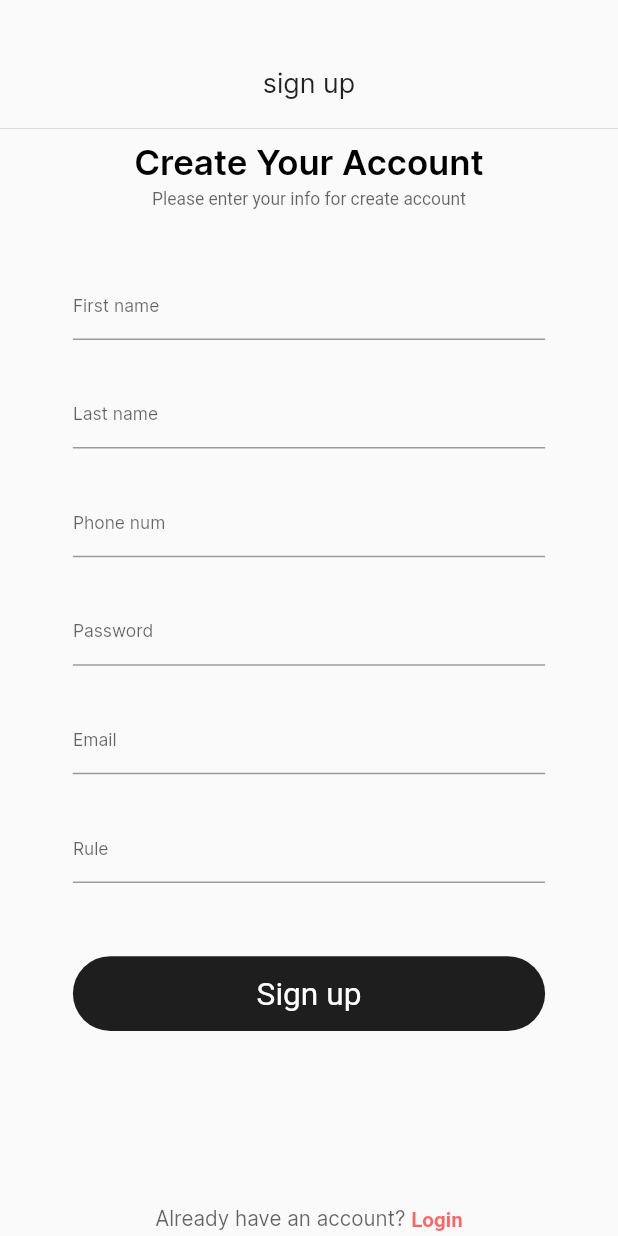
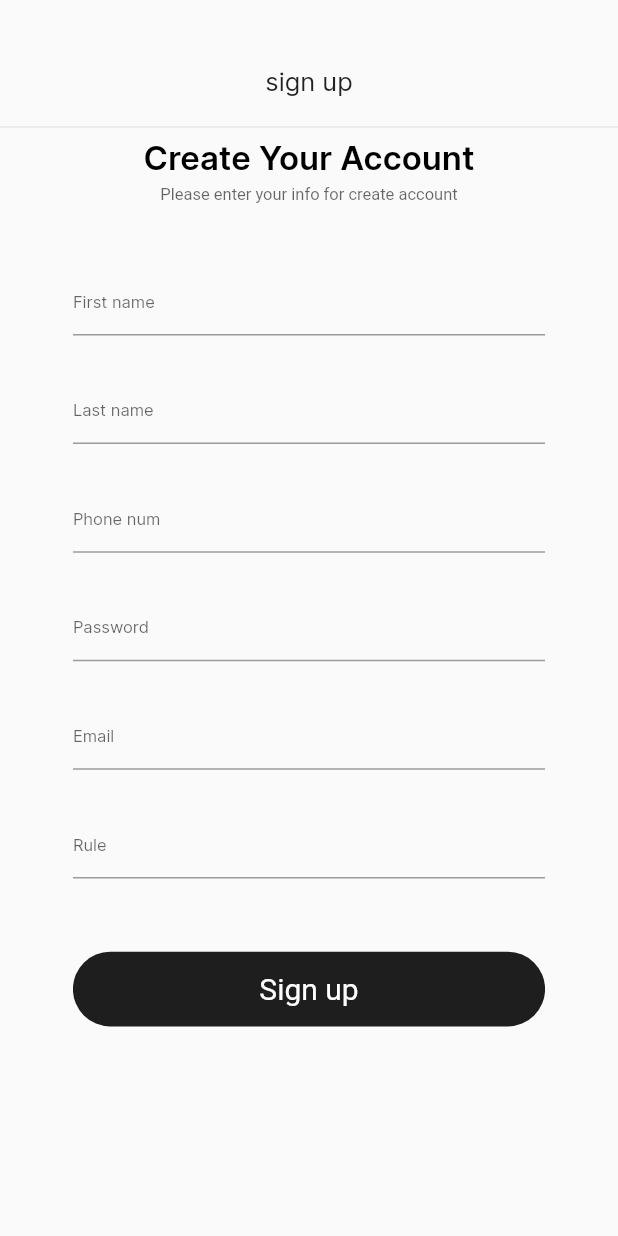
Before and after one commit to IslomjonCoder/book_store_app_git, a Flutter app: the screen it shows after launch, after a tap on "Get start", on a phone screen of 412 x 824 dp. Run offline on Flutter 3.47's test engine with Material 2 defaults, Android fonts, the phone set to English and light mode, and no system bars; drawn by our look-alikes of zoom_tap_animation; our stand-ins replace flashy_tab_bar2, flutter_screenutil, flutter_svg.

Commit message:
sign up va login togirlandi

```diff
--- a/lib/ui/bookmark/bookmark.dart
+++ b/lib/ui/bookmark/bookmark.dart
@@ -36,6 +36,9 @@ class _BookmarkPageState extends State<BookmarkPage> {
             ),
             SizedBox(height: 11.h),
             Divider(),
+            /// mana bu kabi qilsakchi scroll bo`lmaydi keyin pastdagi yozuv ham ko`rinmay qolmaydi
+            /// sizedboxlar responsive bo`lgani uchun katta kichik qurilmalarda ham overflow bermaydi
+            /// shunaqa qilinchi unda
             Expanded(
               child: Padding(
                 padding: EdgeInsets.symmetric(horizontal: 26.w),
--- a/lib/ui/profile/profile.dart
+++ b/lib/ui/profile/profile.dart
@@ -202,7 +202,7 @@ class _ProfilePageState extends State<ProfilePage> {
                             child: Text(
                               "English (United States)",
                               style: TextStyle(
-                                fontSize: 9.sp,
+                                fontSize: 9.spMin,
                                 fontWeight: FontWeight.w400,
                               ),
                             ),
@@ -230,7 +230,7 @@ class _ProfilePageState extends State<ProfilePage> {
                             child: Text(
                               "Uzbek",
                               style: TextStyle(
-                                fontSize: 9.sp,
+                                fontSize: 9.spMin,
                                 fontWeight: FontWeight.w400,
                               ),
                             ),
--- a/lib/ui/signup/signup.dart
+++ b/lib/ui/signup/signup.dart
@@ -1,3 +1,4 @@
+import 'package:book_store_app_git/ui/homescreen/homescreen.dart';
 import 'package:book_store_app_git/ui/login/login.dart';
 import 'package:book_store_app_git/ui/signup/widgets/w_button.dart';
 import 'package:book_store_app_git/ui/signup/widgets/w_input.dart';
@@ -12,56 +13,115 @@ class SignUpPage extends StatelessWidget {
 
   @override
   Widget build(BuildContext context) {
-    return  Scaffold(
+    return Scaffold(
       body: Center(
         child: Column(
           children: [
-          SizedBox(height: 46.h,),
+            SizedBox(
+              height: 46.h,
+            ),
             Text(
               'sign up',
               textAlign: TextAlign.center,
               style: TextStyle(
-                fontSize: 17.sp,
+                  fontSize: 17.spMin,
                   fontWeight: FontWeight.w400,
                   fontFamily: 'Inter'),
             ),
             SizedBox(height: 11.h),
             const Divider(),
-          Expanded(child: ListView(
-            physics: const BouncingScrollPhysics(),
+
+            /// Farrux aka xouv
+            /// bo`lmadi a
+            /// owanchun listView yaxshi masmidi
+            /// ha mayli shu ham yaxshi nima deysiz
+            /// xozi boldimi endi
+            /// bilmadim boshiq qotdi
+            /// anu splashdegi rasmgayam fit ga cover berib korinda
+            Expanded(
+              child: Padding(
+                padding: EdgeInsets.symmetric(horizontal: 46.w),
+                child: ListView(
+                  physics: BouncingScrollPhysics(),
                   children: [
-              const WTitle(title: "Create Your Account", subtitle: "Please enter your info for create account"),
-              SizedBox(height: 40.h,),
+                    const WTitle(
+                        title: "Create Your Account",
+                        subtitle: "Please enter your info for create account"),
+                    SizedBox(
+                      height: 40.h,
+                    ),
                     const WInput(hintText: "First name"),
-              SizedBox(height: 25.h,),
+                    SizedBox(
+                      height: 25.h,
+                    ),
                     const WInput(hintText: "Last name"),
-              SizedBox(height: 25.h,),
+                    SizedBox(
+                      height: 25.h,
+                    ),
                     const WInput(hintText: "Phone num"),
-              SizedBox(height: 25.h,),
+                    SizedBox(
+                      height: 25.h,
+                    ),
                     const WInput(hintText: "Password"),
-              SizedBox(height: 25.h,),
+                    SizedBox(
+                      height: 25.h,
+                    ),
                     const WInput(hintText: "Email"),
-              SizedBox(height: 25.h,),
+                    SizedBox(
+                      height: 25.h,
+                    ),
                     const WInput(hintText: "Rule"),
-              SizedBox(height: 50.h,),
-              WButton(onTab: (){
-                Navigator.pushReplacement(context, MaterialPageRoute(builder: (context)=>const LoginPage()));
-              }, title: "Sign up"),
-              SizedBox(height: 120.h,),
+                    SizedBox(
+                      height: 50.h,
+                    ),
+                    WButton(
+                        onTab: () {
+                          Navigator.pushReplacement(
+                              context,
+                              MaterialPageRoute(
+                                  builder: (context) => const MyHomePage()));
+                        },
+                        title: "Sign up"),
+                    SizedBox(
+                      height: 154.h,
+                    ),
+                    // Spacer(),
                     Row(
                       mainAxisAlignment: MainAxisAlignment.center,
                       children: [
-                  Text("Already have an account? ",style: TextStyle(fontSize: 13.sp,fontWeight: FontWeight.w400,color: ColorsApp.c_000000.withOpacity(0.6,),fontFamily: "Inter"),),
+                        Text(
+                          "Already have an account? ",
+                          style: TextStyle(
+                              fontSize: 13.spMin,
+                              fontWeight: FontWeight.w400,
+                              color: ColorsApp.c_000000.withOpacity(
+                                0.6,
+                              ),
+                              fontFamily: "Inter"),
+                        ),
                         ZoomTapAnimation(
-                      onTap: (){
-                        Navigator.pushReplacement(context, MaterialPageRoute(builder: (context)=>const LoginPage()));
+                            onTap: () {
+                              Navigator.pushReplacement(
+                                  context,
+                                  MaterialPageRoute(
+                                      builder: (context) => const LoginPage()));
                             },
-                      child: Text("Login",style: TextStyle(fontSize: 13.sp,fontWeight: FontWeight.w700,color: ColorsApp.c_FF0000.withOpacity(.6)),))
+                            child: Text(
+                              "Login",
+                              style: TextStyle(
+                                  fontSize: 13.spMin,
+                                  fontWeight: FontWeight.w700,
+                                  color: ColorsApp.c_FF0000.withOpacity(.6)),
+                            ))
                       ],
+                    ),
+                    SizedBox(
+                      height: 20.h,
+                    ),
+                  ],
+                ),
+              ),
             )
-            ],
-          ))
-
           ],
         ),
       ),
--- a/lib/ui/signup/widgets/w_button.dart
+++ b/lib/ui/signup/widgets/w_button.dart
@@ -14,8 +14,6 @@ class WButton extends StatelessWidget {
   Widget build(BuildContext context) {
     return ZoomTapAnimation(
       onTap: onTab,
-      child: Padding(
-        padding:  EdgeInsets.symmetric(horizontal: 46.w),
       child: Container(
         height: 51.h,
         width: 300.w,
@@ -24,8 +22,7 @@ class WButton extends StatelessWidget {
           color: ColorsApp.c_1E1E1E,
         ),
         child: Center(
-            child: Text(title,style: TextStyle(fontSize: 20.sp,fontWeight: FontWeight.w400,color: ColorsApp.c_FFFFFF),),
-          ),
+          child: Text(title,style: TextStyle(fontSize: 20.spMin,fontWeight: FontWeight.w400,color: ColorsApp.c_FFFFFF),),
         ),
       ),
     );
--- a/lib/ui/signup/widgets/w_input.dart
+++ b/lib/ui/signup/widgets/w_input.dart
@@ -9,25 +9,22 @@ class WInput extends StatelessWidget {
 
   @override
   Widget build(BuildContext context) {
-    return Padding(
-      padding:  EdgeInsets.symmetric(horizontal: 46.w),
-      child: TextField(
+    return TextField(
       decoration: InputDecoration(
         hintText: hintText,
         hintStyle: TextStyle(
-            fontSize: 11.sp,
+          fontSize: 11.spMin,
           fontWeight: FontWeight.w400,
           color: ColorsApp.c_000000.withOpacity(.6),
           fontFamily: "Inter",
         ),
       ),
       style:  TextStyle(
-            fontSize: 14.sp,
+          fontSize: 14.spMin,
         fontWeight: FontWeight.w500,
         color: ColorsApp.c_000000,
         fontFamily: "Inter",
       ),
-      ),
     );
   }
 }
--- a/lib/ui/signup/widgets/w_title.dart
+++ b/lib/ui/signup/widgets/w_title.dart
@@ -12,9 +12,9 @@ class WTitle extends StatelessWidget {
   Widget build(BuildContext context) {
     return Column(
       children: [
-        Text(title,style:  TextStyle(fontSize: 22.sp,fontWeight: FontWeight.w600,color: ColorsApp.c_000000,fontFamily: "Inter"),),
+        Text(title,style:  TextStyle(fontSize: 22.spMin,fontWeight: FontWeight.w600,color: ColorsApp.c_000000,fontFamily: "Inter"),),
         SizedBox(height: 4.h,),
-        Text(subtitle,style: TextStyle(fontSize: 11.sp,fontWeight: FontWeight.w400,color: ColorsApp.c_000000.withOpacity(.6)),),
+        Text(subtitle,style: TextStyle(fontSize: 11.spMin,fontWeight: FontWeight.w400,color: ColorsApp.c_000000.withOpacity(.6)),),
       ],
     );
   }
--- a/lib/ui/splash/splash.dart
+++ b/lib/ui/splash/splash.dart
@@ -11,17 +11,35 @@ class SplashScreen extends StatelessWidget {
 
   @override
   Widget build(BuildContext context) {
-
     double width = MediaQuery.of(context).size.width;
-    double  height = MediaQuery.of(context).size.height;
+    double height = MediaQuery.of(context).size.height;
 
     return Scaffold(
       body: Column(
         children: [
           Stack(
             children: [
-              Center(
-                child: Image.asset(IconsApp.background,width: width,height: height,),
+              Container(
+                height: height,width: width,
+                /// qarang Farrux aka katta lashganda rasm xunuk bo`lib qolyabdiku
+                /// shunaqa boladida siz ozi ja xammasiga tuwadigan qimoqchisizda uni xozir iloji yo manimcha sasab anu kitobdegi svg ham razmeri ozgarmayapdi
+                /// yechim sifatida shunga o`xshagan logika
+                /// xozi buni qande unga togirlesiz
+                /// hayronman
+                /// owancun xozircha ja chuqurlashmenda ozi bitta telefonga tuwib tursin xozircha
+                /// bo`ldi tushunarli shunday qilaveramiz
+                decoration: BoxDecoration(
+                    image: DecorationImage(
+                        image: AssetImage(IconsApp.background),
+                        fit: BoxFit.fill),
+                    // color: Colors.red,
+                ),
+                // child: Image.asset(
+                //   IconsApp.background,
+                //   fit: BoxFit.cover,
+                // width: width,
+                // height: height,
+                // ),
               ),
               SizedBox(
                 height: height,
@@ -30,32 +48,63 @@ class SplashScreen extends StatelessWidget {
                   child: Column(
                     mainAxisAlignment: MainAxisAlignment.center,
                     children: [
-                      SizedBox(height: 200.h,),
+                      SizedBox(
+                        height: 200.h,
+                      ),
                       Row(
                         mainAxisAlignment: MainAxisAlignment.center,
                         children: [
-                          Text("B",style: TextStyle(fontSize: 70.sp,fontWeight: FontWeight.w700,fontFamily: "Inter",color: ColorsApp.c_1E1E1E),),
-                          SizedBox(width: 10.h,),
+                          Text(
+                            "B",
+                            style: TextStyle(
+                                fontSize: 70.sp,
+                                fontWeight: FontWeight.w700,
+                                fontFamily: "Inter",
+                                color: ColorsApp.c_1E1E1E),
+                          ),
+                          SizedBox(
+                            width: 10.h,
+                          ),
                           SvgPicture.asset(IconsApp.iconBook),
-                          SizedBox(width: 10.h,),
-                          Text("K",style: TextStyle(fontSize: 70.sp,fontWeight: FontWeight.w700,fontFamily: "Inter",color: ColorsApp.c_1E1E1E),),
-
+                          SizedBox(
+                            width: 10.h,
+                          ),
+                          Text(
+                            "K",
+                            style: TextStyle(
+                                fontSize: 70.sp,
+                                fontWeight: FontWeight.w700,
+                                fontFamily: "Inter",
+                                color: ColorsApp.c_1E1E1E),
+                          ),
                         ],
                       ),
                       Row(
                         mainAxisAlignment: MainAxisAlignment.center,
                         children: [
-                          Text("IO Book Store",style: TextStyle(fontSize: 22.sp,fontWeight: FontWeight.w400,fontFamily: "IM FELL Great Primer SC",color: ColorsApp.c_1E1E1E),),
-
+                          Text(
+                            "IO Book Store",
+                            style: TextStyle(
+                                fontSize: 22.sp,
+                                fontWeight: FontWeight.w400,
+                                fontFamily: "IM FELL Great Primer SC",
+                                color: ColorsApp.c_1E1E1E),
+                          ),
                         ],
                       ),
-                      SizedBox(height: 400.h,),
+                      SizedBox(
+                        height: 400.h,
+                      ),
                       ZoomTapAnimation(
-                        onTap: (){
-                          Navigator.pushReplacement(context, MaterialPageRoute(builder: (context)=>const SignUpPage()));
+                        onTap: () {
+                          Navigator.pushReplacement(
+                              context,
+                              MaterialPageRoute(
+                                  builder: (context) => const SignUpPage()));
                         },
                         child: Container(
-                          padding: EdgeInsets.symmetric(vertical: 16.h,horizontal: 24.w),
+                          padding: EdgeInsets.symmetric(
+                              vertical: 16.h, horizontal: 24.w),
                           height: 54.h,
                           width: 315.w,
                           decoration: BoxDecoration(
@@ -64,9 +113,16 @@ class SplashScreen extends StatelessWidget {
                           ),
                           child: Row(
                             children: [
-                              Text("Get start",style: TextStyle(fontSize: 18.sp,fontWeight: FontWeight.w400,color: ColorsApp.c_1E1E1E,fontFamily: "Arial Rounded MT Bold"),),
-                             const Spacer(),
-                             Image.asset(IconsApp.next1),
+                              Text(
+                                "Get start",
+                                style: TextStyle(
+                                    fontSize: 18.sp,
+                                    fontWeight: FontWeight.w400,
+                                    color: ColorsApp.c_1E1E1E,
+                                    fontFamily: "Arial Rounded MT Bold"),
+                              ),
+                              const Spacer(),
+                              Image.asset(IconsApp.next1),
                             ],
                           ),
                         ),
```
Also changed, not shown: lib/ui/homescreen/homescreen.dart (added, +72 -0 lines), lib/ui/login/login.dart (+15 -12 lines). Lines whose indentation alone changed are shown as unchanged.
